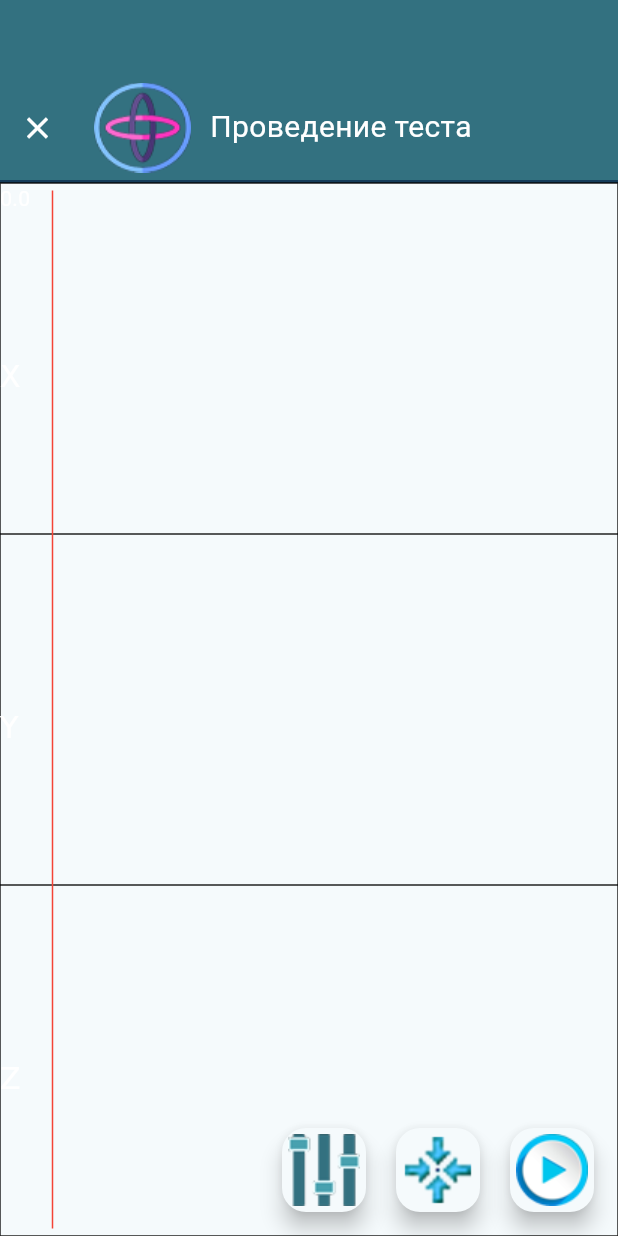
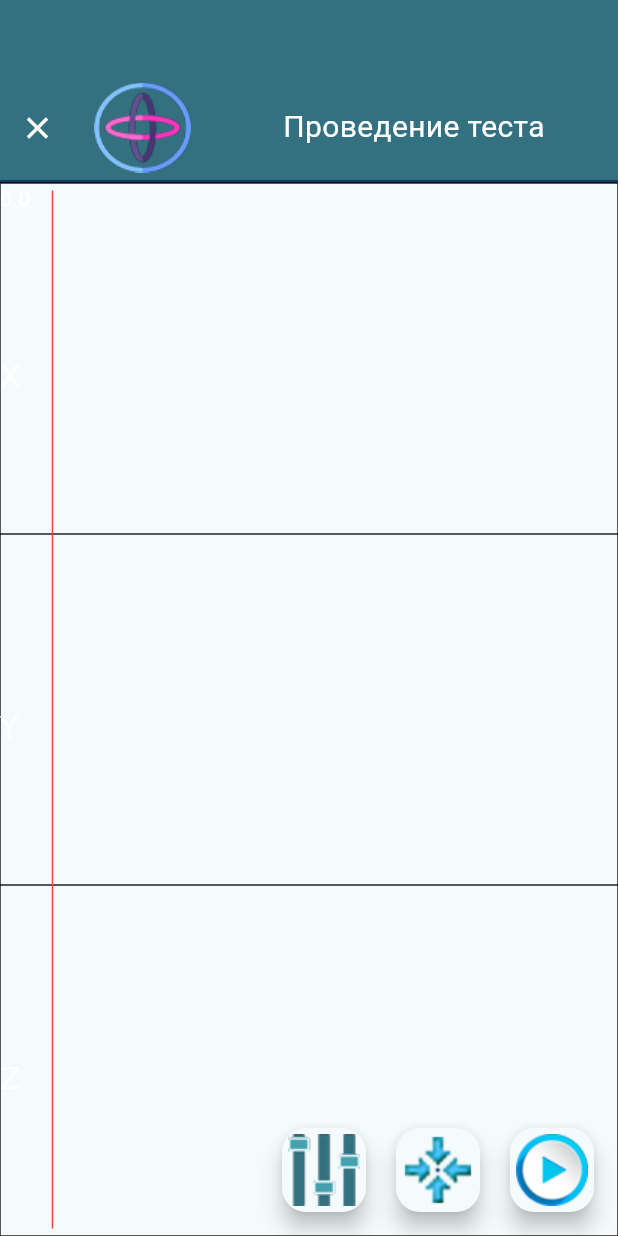
Before and after one commit to grigp/monitor_fso, a Flutter app: the screen it shows after launch, after a tap on "Провести тест", on a phone screen of 412 x 824 dp. Run offline on Flutter 3.47's test engine with Material 3 defaults, Android fonts, the phone set to English and light mode, and no system bars; our stand-ins replace audioplayers, device_info_plus, flutter_bloc, flutter_secure_storage, get_it, sensors_plus and 2 more; missing offline and left inert: number_text_input_formatter; accounts and stored records are empty.

Commit message:
Адаптация к крупному шрифту

```diff
--- a/lib/features/invitation_screen/view/invitation_screen.dart
+++ b/lib/features/invitation_screen/view/invitation_screen.dart
@@ -44,7 +44,7 @@ class _InvitationScreenState extends State<InvitationScreen> {
                   ),
                 ),
               ),
-              const SizedBox(height: 10),
+              const Spacer(),
               Container(
                 color: Colors.black12,
                 width: double.infinity,
@@ -58,7 +58,7 @@ class _InvitationScreenState extends State<InvitationScreen> {
                   ],
                 ),
               ),
-              const SizedBox(height: 10),
+              const Spacer(),
               const Text(
                 'Равновесие тела – интегральная характеристика функционального состояния организма',
                 textAlign: TextAlign.center,
@@ -66,10 +66,10 @@ class _InvitationScreenState extends State<InvitationScreen> {
                 style: TextStyle(
                   color: tealDarkColor,
                   fontWeight: FontWeight.bold,
-                  fontSize: 20,
+                  fontSize: 16,
                 ),
               ),
-              const SizedBox(height: 10),
+              const Spacer(),
               Row(
                 children: [
                   const Expanded(
@@ -80,7 +80,7 @@ class _InvitationScreenState extends State<InvitationScreen> {
                       style: TextStyle(
                         color: tealDarkColor,
                         fontWeight: FontWeight.bold,
-                        fontSize: 20,
+                        fontSize: 16,
                       ),
                     ),
                   ),
--- a/lib/features/record_screen/view/record_screen.dart
+++ b/lib/features/record_screen/view/record_screen.dart
@@ -139,13 +139,16 @@ class _RecordScreenState extends State<RecordScreen> {
                                       'lib/assets/icons/accel_icon.png'),
                                 ),
                                 const SizedBox(width: 10),
-                                const Text(
+                                const Expanded(
+                                  child: Text(
                                     'Проведение теста',
                                     textAlign: TextAlign.center,
+                                    overflow: TextOverflow.ellipsis,
                                     textScaler: TextScaler.linear(1.0),
                                     style: TextStyle(
                                       color: Colors.white,
                                       fontSize: 20,
+                                    ),
                                   ),
                                 ),
                               ],
@@ -181,10 +184,13 @@ class _RecordScreenState extends State<RecordScreen> {
                         child: Column(
                           children: [
                             const SizedBox(height: 200),
-                            Text(sStage,
-                                style:
-                                    Theme.of(context).textTheme.displaySmall),
+                            Text(
+                              sStage,
+                              textScaler: const TextScaler.linear(1.0),
+                              style: Theme.of(context).textTheme.displaySmall,
+                            ),
                             Text(sTimer,
+                                textScaler: const TextScaler.linear(1.0),
                                 style:
                                     Theme.of(context).textTheme.displayLarge),
                           ],
--- a/lib/features/results_screen/view/results_screen.dart
+++ b/lib/features/results_screen/view/results_screen.dart
@@ -72,13 +72,16 @@ class _ResultsScreenState extends State<ResultsScreen> {
                         child: Image.asset('lib/assets/icons/hist60.png'),
                       ),
                       const SizedBox(width: 10),
-                      Text(
+                      Expanded(
+                        child: Text(
                           widget.title,
                           textAlign: TextAlign.center,
                           textScaler: const TextScaler.linear(1.0),
+                          overflow: TextOverflow.ellipsis,
                           style: const TextStyle(
                             color: Colors.white,
                             fontSize: 20,
+                          ),
                         ),
                       ),
                     ],
--- a/lib/features/settings_screen/view/settings_screen.dart
+++ b/lib/features/settings_screen/view/settings_screen.dart
@@ -116,7 +116,7 @@ class _SettingsScreenState extends State<SettingsScreen> {
               const Spacer(),
               if (_isReady)
                 SizedBox(
-                  width: 100,
+                  width: 90,
                   child: TextField(
                     controller: _textTimeCalibr,
                     style: Theme.of(context).textTheme.headlineSmall,
```
Also changed, not shown: lib/features/test_result_screen/view/test_result_screen.dart (+9 -12 lines). Lines whose indentation alone changed are shown as unchanged.
